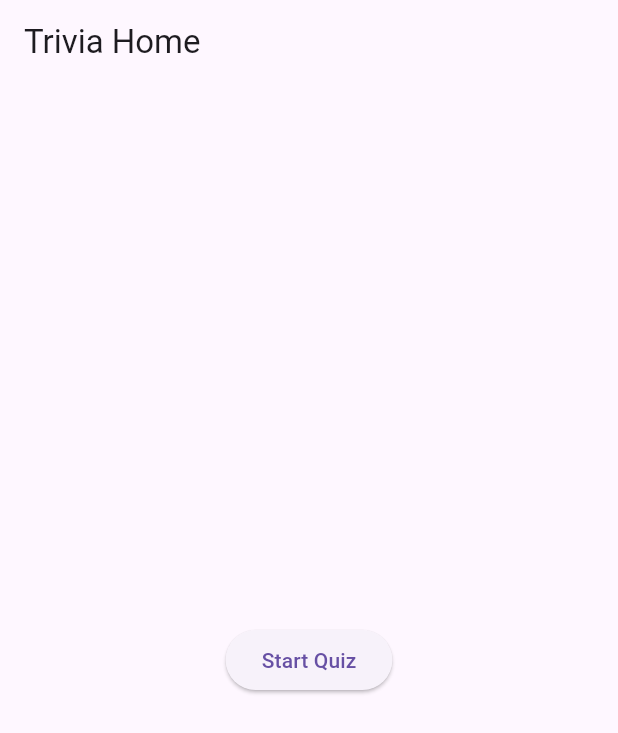
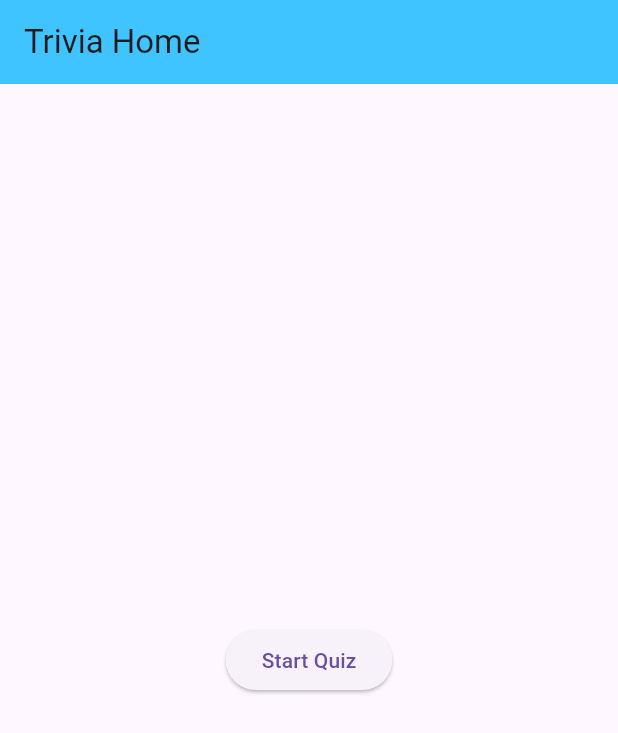
Before and after one commit to allan-nganga/trivia_app, a Flutter app: the screen it shows after launch, on a phone screen of 412 x 824 dp. Shown: the top 733 px of the screen. Run offline on Flutter 3.47's test engine with Material 3 defaults, Android fonts, the phone set to English and light mode, and no system bars; our stand-ins replace connectivity_plus.

Commit message:
Changed appbar color

```diff
--- a/lib/main.dart
+++ b/lib/main.dart
@@ -20,6 +20,9 @@ class TriviaApp extends StatelessWidget {
       title: 'Trivia App',
       theme: ThemeData(
         primarySwatch: Colors.blue,
+        appBarTheme: AppBarTheme(
+          color: Colors.lightBlueAccent
+        )
       ),
       home: const HomeScreen(),
       debugShowCheckedModeBanner: false,
```
